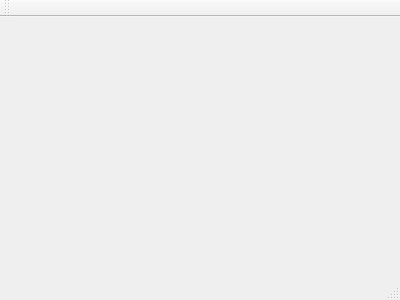
Qt form QT_media/day03/V4L2_sreenshot/mainwindow.ui (hewei-bit/QT-Learing) before a commit.
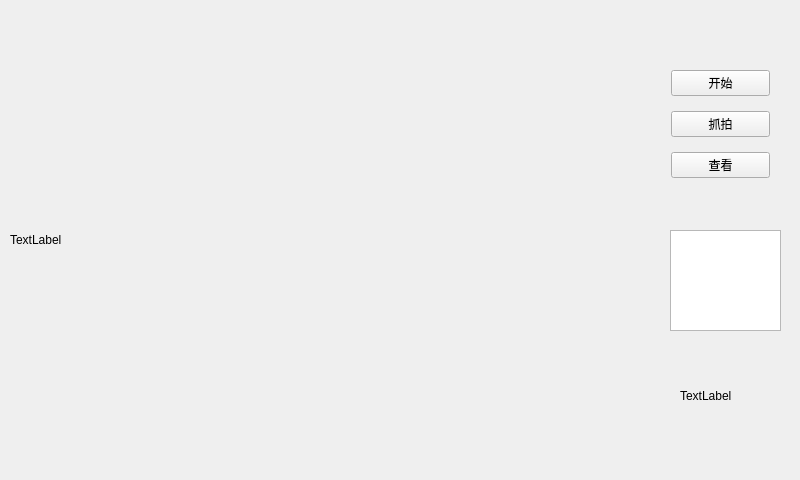
The same form after that commit.

The edit to the form file:
```diff
--- a/QT_media/day03/V4L2_sreenshot/mainwindow.ui
+++ b/QT_media/day03/V4L2_sreenshot/mainwindow.ui
@@ -1,24 +1,90 @@
 <ui version="4.0">
  <class>MainWindow</class>
- <widget class="QMainWindow" name="MainWindow" >
-  <property name="geometry" >
+ <widget class="QMainWindow" name="MainWindow">
+  <property name="geometry">
    <rect>
     <x>0</x>
     <y>0</y>
-    <width>400</width>
-    <height>300</height>
+    <width>800</width>
+    <height>480</height>
    </rect>
   </property>
   <property name="windowTitle" >
    <string>MainWindow</string>
   </property>
-  <widget class="QMenuBar" name="menuBar" />
-  <widget class="QToolBar" name="mainToolBar" />
-  <widget class="QWidget" name="centralWidget" />
-  <widget class="QStatusBar" name="statusBar" />
+  <widget class="QWidget" name="centralWidget">
+   <widget class="QLabel" name="displaytLabel">
+    <property name="geometry">
+     <rect>
+      <x>10</x>
+      <y>0</y>
+      <width>640</width>
+      <height>480</height>
+     </rect>
+    </property>
+    <property name="text">
+     <string>TextLabel</string>
+    </property>
+   </widget>
+   <widget class="QLabel" name="shotlabel">
+    <property name="geometry">
+     <rect>
+      <x>680</x>
+      <y>350</y>
+      <width>101</width>
+      <height>91</height>
+     </rect>
+    </property>
+    <property name="text">
+     <string>TextLabel</string>
+    </property>
+   </widget>
+   <widget class="QListWidget" name="listWidget">
+    <property name="geometry">
+     <rect>
+      <x>670</x>
+      <y>230</y>
+      <width>111</width>
+      <height>101</height>
+     </rect>
+    </property>
+   </widget>
+   <widget class="QWidget" name="verticalLayoutWidget">
+    <property name="geometry">
+     <rect>
+      <x>660</x>
+      <y>50</y>
+      <width>121</width>
+      <height>151</height>
+     </rect>
+    </property>
+    <layout class="QVBoxLayout" name="verticalLayout">
+     <item>
+      <widget class="QPushButton" name="startBtn">
+       <property name="text">
+        <string>开始</string>
+       </property>
+      </widget>
+     </item>
+     <item>
+      <widget class="QPushButton" name="startBtn_2">
+       <property name="text">
+        <string>抓拍</string>
+       </property>
+      </widget>
+     </item>
+     <item>
+      <widget class="QPushButton" name="startBtn_3">
+       <property name="text">
+        <string>查看</string>
+       </property>
+      </widget>
+     </item>
+    </layout>
+   </widget>
+  </widget>
  </widget>
- <layoutDefault spacing="6" margin="11" />
- <pixmapfunction></pixmapfunction>
+ <layoutdefault spacing="6" margin="11"/>
  <resources/>
  <connections/>
 </ui>
```
Left out of the diff: 3 changed lines with no effect on the pictures.
